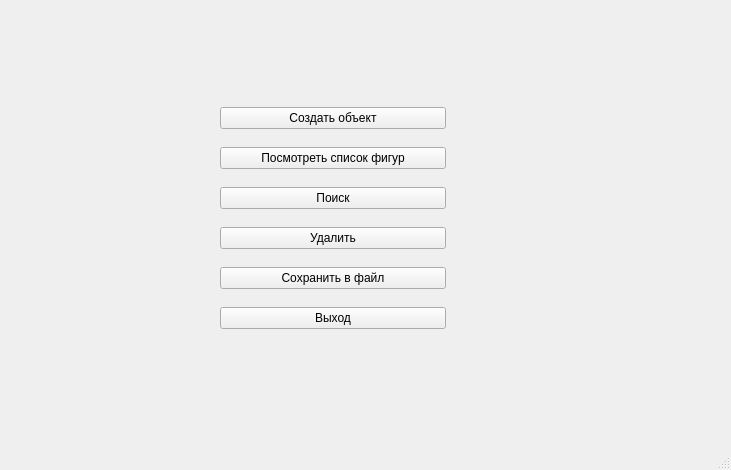
The window that Demo/mainwindow.ui (momooshi/GeometryAssistance) describes before a commit, drawn with Qt 5.
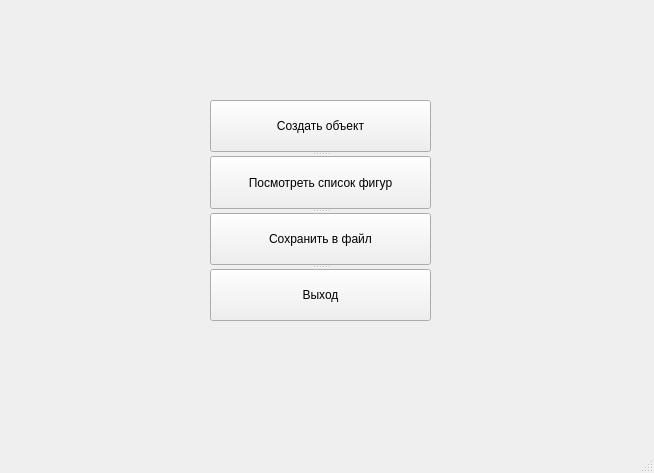
The same window after the commit.

The edit to the form file:
```diff
--- a/Demo/mainwindow.ui
+++ b/Demo/mainwindow.ui
@@ -6,31 +6,26 @@
    <rect>
     <x>0</x>
     <y>0</y>
-    <width>731</width>
-    <height>470</height>
+    <width>654</width>
+    <height>473</height>
    </rect>
   </property>
   <property name="windowTitle">
    <string>MainWindow</string>
   </property>
   <widget class="QWidget" name="centralwidget">
-   <widget class="QWidget" name="verticalLayoutWidget">
+   <widget class="QSplitter" name="splitter">
     <property name="geometry">
      <rect>
-      <x>220</x>
-      <y>90</y>
-      <width>226</width>
-      <height>261</height>
+      <x>210</x>
+      <y>100</y>
+      <width>221</width>
+      <height>221</height>
      </rect>
     </property>
-    <layout class="QVBoxLayout" name="verticalLayout">
-     <property name="spacing">
-      <number>1</number>
-     </property>
-     <property name="bottomMargin">
-      <number>0</number>
-     </property>
-     <item>
+    <property name="orientation">
+     <enum>Qt::Vertical</enum>
+    </property>
       <widget class="QPushButton" name="pushButton_2">
        <property name="cursor">
         <cursorShape>PointingHandCursor</cursorShape>
@@ -45,8 +40,6 @@
         <string>Создать объект</string>
        </property>
       </widget>
-     </item>
-     <item>
       <widget class="QPushButton" name="pushButton_3">
        <property name="cursor">
         <cursorShape>PointingHandCursor</cursorShape>
@@ -58,43 +51,6 @@
         <string>Посмотреть список фигур</string>
        </property>
       </widget>
-     </item>
-     <item>
-      <widget class="QPushButton" name="pushButton_5">
-       <property name="cursor">
-        <cursorShape>PointingHandCursor</cursorShape>
-       </property>
-       <property name="mouseTracking">
-        <bool>true</bool>
-       </property>
-       <property name="text">
-        <string>Поиск</string>
-       </property>
-       <property name="autoDefault">
-        <bool>false</bool>
-       </property>
-       <property name="default">
-        <bool>false</bool>
-       </property>
-       <property name="flat">
-        <bool>false</bool>
-       </property>
-      </widget>
-     </item>
-     <item>
-      <widget class="QPushButton" name="pushButton_7">
-       <property name="cursor">
-        <cursorShape>PointingHandCursor</cursorShape>
-       </property>
-       <property name="mouseTracking">
-        <bool>true</bool>
-       </property>
-       <property name="text">
-        <string>Удалить</string>
-       </property>
-      </widget>
-     </item>
-     <item>
       <widget class="QPushButton" name="pushButton_4">
        <property name="cursor">
         <cursorShape>PointingHandCursor</cursorShape>
@@ -106,9 +62,7 @@
         <string>Сохранить в файл</string>
        </property>
       </widget>
-     </item>
-     <item>
-      <widget class="QPushButton" name="pushButton">
+    <widget class="QPushButton" name="pushButton_7">
        <property name="cursor">
         <cursorShape>PointingHandCursor</cursorShape>
        </property>
@@ -119,8 +73,6 @@
         <string>Выход</string>
        </property>
       </widget>
-     </item>
-    </layout>
    </widget>
   </widget>
   <widget class="QMenuBar" name="menubar">
```
Left out of the diff: 12 changed lines with no effect on the pictures. Lines whose indentation alone changed are shown as unchanged.
